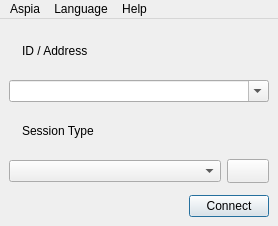
Qt form source/client/ui/client_window.ui (dchapyshev/aspia) before a commit.
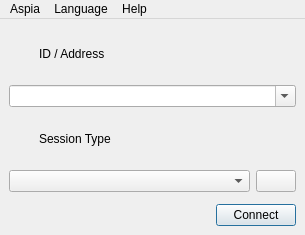
The same form after that commit. Icons and pictures are not drawn.

Commit message: Using icons by Icon8.

What changed in the file:
```diff
--- a/source/client/ui/client_window.ui
+++ b/source/client/ui/client_window.ui
@@ -6,8 +6,8 @@
    <rect>
     <x>0</x>
     <y>0</y>
-    <width>278</width>
-    <height>226</height>
+    <width>305</width>
+    <height>235</height>
    </rect>
   </property>
   <property name="windowTitle">
@@ -25,6 +25,12 @@
           <verstretch>0</verstretch>
          </sizepolicy>
         </property>
+        <property name="minimumSize">
+         <size>
+          <width>24</width>
+          <height>24</height>
+         </size>
+        </property>
         <property name="text">
          <string/>
         </property>
@@ -59,6 +65,12 @@
           <verstretch>0</verstretch>
          </sizepolicy>
         </property>
+        <property name="minimumSize">
+         <size>
+          <width>24</width>
+          <height>24</height>
+         </size>
+        </property>
         <property name="text">
          <string/>
         </property>
@@ -98,7 +110,7 @@
         </property>
         <property name="styleSheet">
          <string notr="true">QPushButton {
-padding: 4px;
+padding: 3px;
 }</string>
         </property>
         <property name="text">
@@ -106,7 +118,13 @@
         </property>
         <property name="icon">
          <iconset resource="../../common/resources/common.qrc">
-          <normaloff>:/img/gear.svg</normaloff>:/img/gear.svg</iconset>
+          <normaloff>:/img/settings.svg</normaloff>:/img/settings.svg</iconset>
+        </property>
+        <property name="iconSize">
+         <size>
+          <width>24</width>
+          <height>24</height>
+         </size>
         </property>
        </widget>
       </item>
@@ -141,6 +159,12 @@
         <property name="text">
          <string>Connect</string>
         </property>
+        <property name="iconSize">
+         <size>
+          <width>24</width>
+          <height>24</height>
+         </size>
+        </property>
         <property name="autoDefault">
          <bool>true</bool>
         </property>
@@ -158,7 +182,7 @@
     <rect>
      <x>0</x>
      <y>0</y>
-     <width>278</width>
+     <width>305</width>
      <height>22</height>
     </rect>
    </property>
```
Left out of the diff: 4 changed lines with no effect on the pictures. The commit also changes 333 other files.
